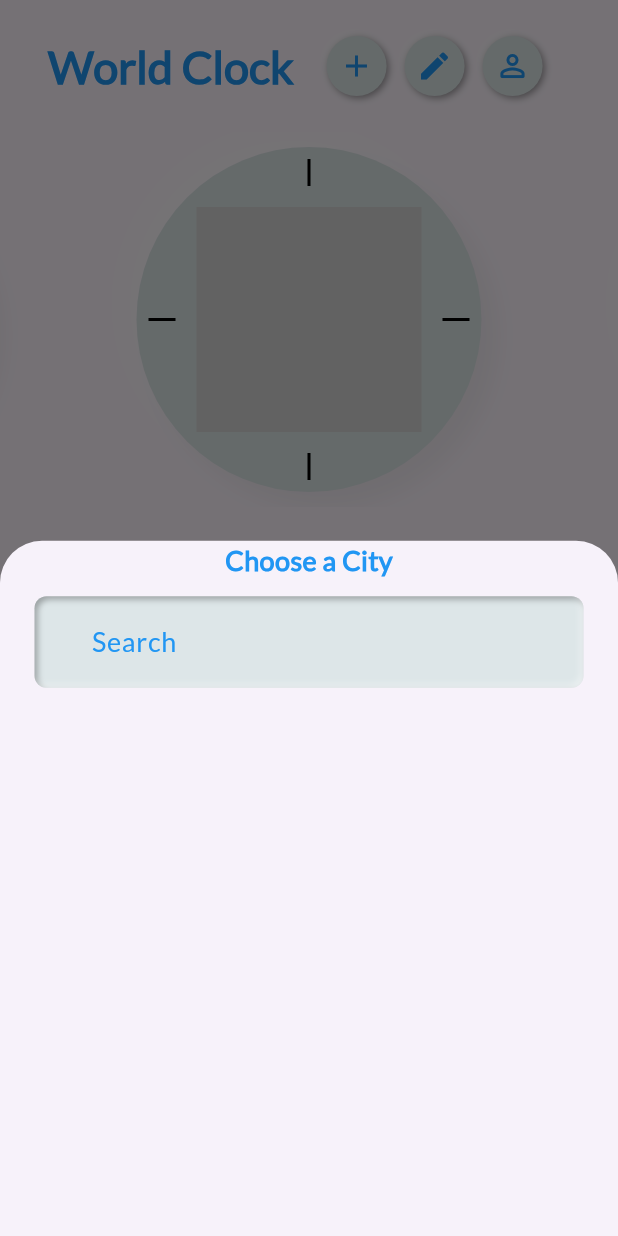
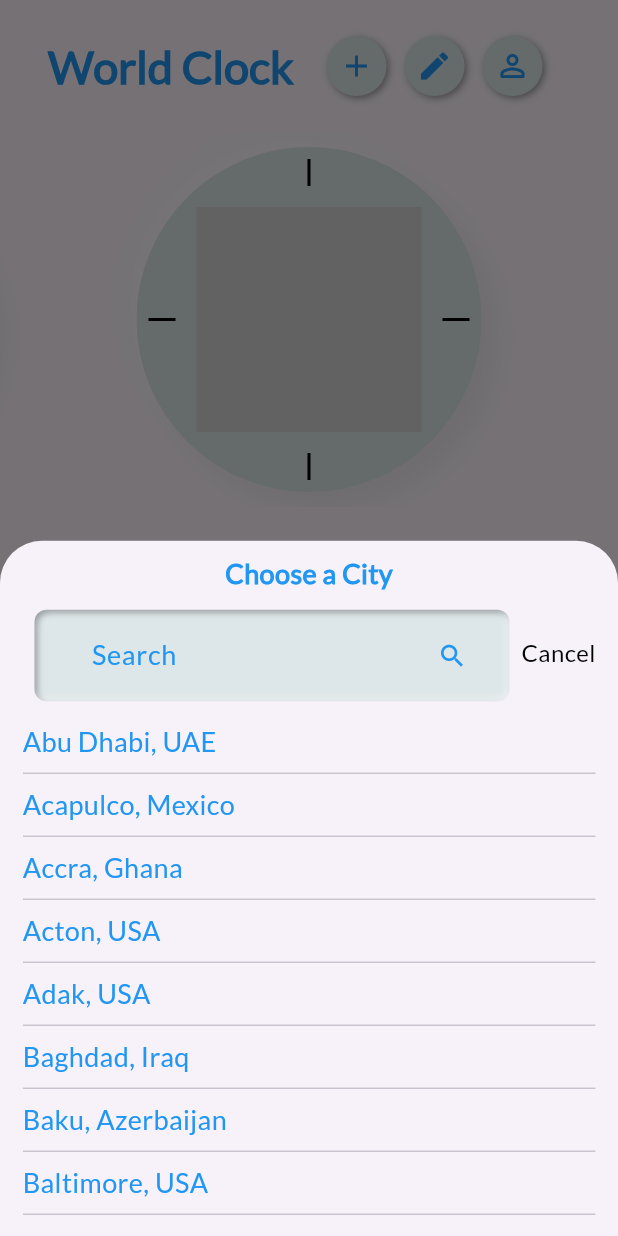
Before and after one commit to thecompletesoftech/alarmclock, a Flutter app: the WorldClock screen opened directly, after a tap on the "add" icon, on a phone screen of 412 x 824 dp. Run offline on Flutter 3.47's test engine with Material 3 defaults, Android fonts, the phone set to English and light mode, and no system bars; drawn by our look-alikes of analog_clock, carousel_slider, dots_indicator; our stand-ins replace flutter_neumorphic_plus, flutter_svg, get.

Commit message:
World clock bottom sheet

```diff
--- a/lib/View/Auth/SignIn/SignIn.dart
+++ b/lib/View/Auth/SignIn/SignIn.dart
@@ -137,7 +137,7 @@ class _SignInState extends State<SignIn> {
                             emailerror = false;
                             passworderror = false;
                           });
-                          nextscreen(context, MIVSTimer());
+                          nextscreen(context, WorldClock());
                         }
                       },
                     ),
--- a/lib/View/SplashScreen.dart
+++ b/lib/View/SplashScreen.dart
@@ -1,6 +1,7 @@
 import 'dart:async';
 
 import 'package:clockalarm/View/BottomNavigation/BottomNavigation.dart';
+import 'package:clockalarm/View/WorldClock/WorldClock.dart';
 
 import '../Config/Import.dart';
 
@@ -16,7 +17,7 @@ class _SplashScreenState extends State<SplashScreen> {
     super.initState();
     Timer(
       Duration(seconds: 3),
-      () => nextscreenwithoutback(context, NewBottomNavigator()),
+      () => nextscreenwithoutback(context, WorldClock()),
     );
   }
 
--- a/lib/View/WorldClock/WorldClock.dart
+++ b/lib/View/WorldClock/WorldClock.dart
@@ -1,6 +1,5 @@
 import 'package:carousel_slider/carousel_slider.dart';
 import 'package:clockalarm/Config/Import.dart';
-import 'package:clockalarm/Widgets/CardWidget.dart';
 import 'package:dots_indicator/dots_indicator.dart';
 
 class WorldClock extends StatefulWidget {
@@ -9,6 +8,19 @@ class WorldClock extends StatefulWidget {
   @override
   State<WorldClock> createState() => _WorldClockState();
 }
+
+var serachlist = [
+  'Abu Dhabi, UAE',
+  'Acapulco, Mexico',
+  'Accra, Ghana',
+  'Acton, USA',
+  'Adak, USA',
+  'Baghdad, Iraq',
+  'Baku, Azerbaijan',
+  'Baltimore, USA',
+  'Bangalore, India',
+  'Cairo, Egypt',
+];
 
 class _WorldClockState extends State<WorldClock> {
   @override
@@ -263,12 +275,14 @@ class _WorldClockState extends State<WorldClock> {
       context: context,
       builder: (BuildContext builderContext) {
         return Container(
-          height: 500,
           width: MediaQuery.sizeOf(context).width,
           padding: EdgeInsets.symmetric(horizontal: 15.0),
           child: Column(
             mainAxisSize: MainAxisSize.min,
             children: <Widget>[
+              SizedBox(
+                height: 9,
+              ),
               Text(
                 selectcity,
                 style: MyTextStyle.Dynamic(
@@ -278,13 +292,56 @@ class _WorldClockState extends State<WorldClock> {
               SizedBox(
                 height: 9,
               ),
-              TextBoxwidget(
-                hinttext: 'Search',
-                validator: (p0) {},
-                ontap: () {},
-                suffixicon: Icon(
-                  Icons.search,
-                  color: NeumorphicTheme.accentColor(context),
+              Row(
+                mainAxisAlignment: MainAxisAlignment.center,
+                crossAxisAlignment: CrossAxisAlignment.start,
+                children: [
+                  Expanded(
+                    child: TextBoxwidget(
+                        hinttext: 'Search',
+                        validator: (p0) {},
+                        ontap: () {},
+                        suffixshowicon: true,
+                        suffixicon: Icons.search),
+                  ),
+                  Container(
+                      alignment: Alignment.center,
+                      height: 60,
+                      child: Text(
+                        cancel,
+                        style: MyTextStyle.Dynamic(
+                            style: MyTextStyle.mw40016,
+                            color: NeumorphicTheme.defaultTextColor(context)),
+                      ))
+                ],
+              ),
+              SizedBox(
+                height: 10,
+              ),
+              Expanded(
+                child: ListView.builder(
+                  itemCount: serachlist.length,
+                  shrinkWrap: true,
+                  itemBuilder: (BuildContext context, int index) {
+                    return Container(
+                      child: Column(
+                        children: [
+                          Row(
+                            children: [
+                              Text(
+                                serachlist[index],
+                                style: MyTextStyle.Dynamic(
+                                    style: MyTextStyle.mw40018,
+                                    color:
+                                        NeumorphicTheme.accentColor(context)),
+                              ),
+                            ],
+                          ),
+                          Divider(),
+                        ],
+                      ),
+                    );
+                  },
                 ),
               ),
             ],
```
